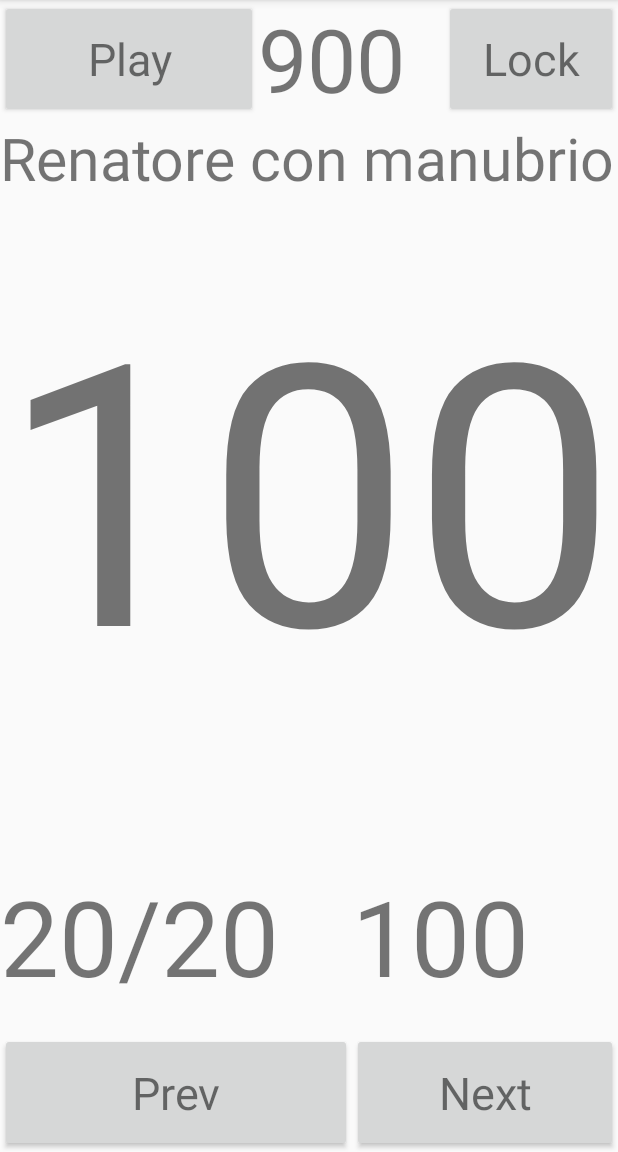
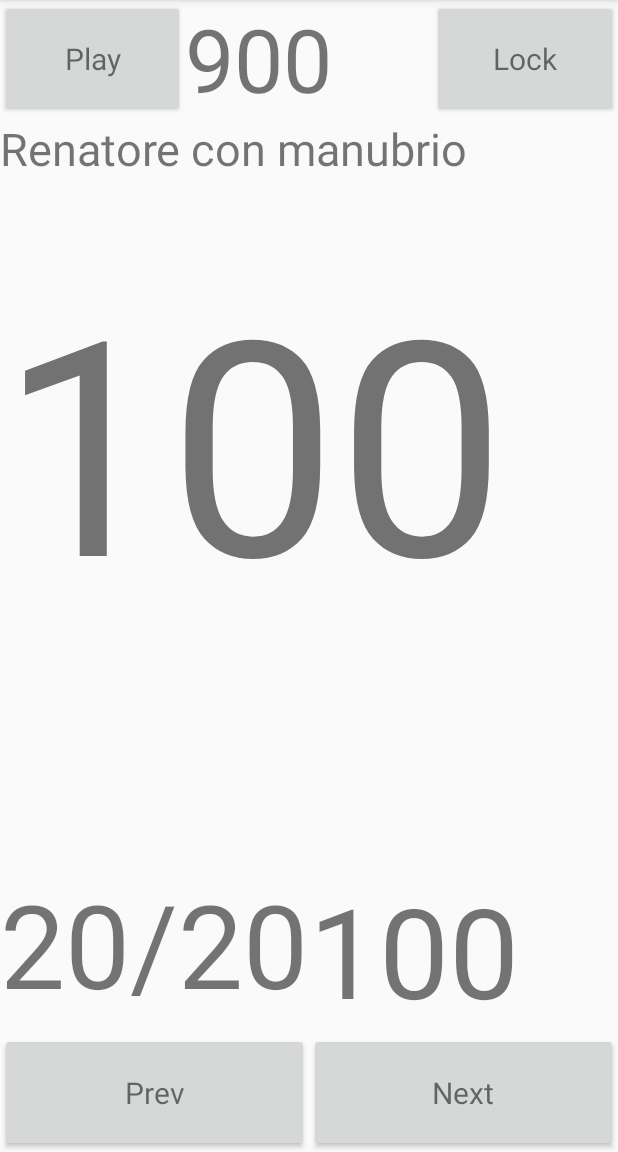
Before and after one commit to MRTCc/WorkoutTimer1, an Android app: the PlayWorkoutActivity screen opened directly, with no data from a screen before it, on a phone screen of 412 x 824 dp, the part 84-1236 px from its top. Run offline under Robolectric (Android 15) with nearby library versions, the phone set to English and light mode, and no system bars.

Commit message:
1 - User Interface prototyping

```diff
--- /dev/null
+++ b/app/src/main/java/com/example/workouttimer/DbHelper.java
@@ -0,0 +1,16 @@
+package com.example.workouttimer;
+
+import android.database.sqlite.SQLiteDatabase;
+import android.database.sqlite.SQLiteOpenHelper;
+
+public class DbHelper extends SQLiteOpenHelper {
+    @Override
+    public void onCreate(SQLiteDatabase db) {
+
+    }
+
+    @Override
+    public void onUpgrade(SQLiteDatabase db, int oldVersion, int newVersion) {
+
+    }
+}
--- a/app/src/main/java/com/example/workouttimer/PlayWorkoutActivity.java
+++ b/app/src/main/java/com/example/workouttimer/PlayWorkoutActivity.java
@@ -1,14 +1,65 @@
 package com.example.workouttimer;
 
 import androidx.appcompat.app.AppCompatActivity;
+import androidx.core.widget.CompoundButtonCompat;
+import androidx.core.widget.TextViewCompat;
 
+import android.database.sqlite.SQLiteDatabase;
 import android.os.Bundle;
+import android.view.View;
+import android.widget.Button;
+import android.widget.TextView;
 
 public class PlayWorkoutActivity extends AppCompatActivity {
+
+    private Button btnPlay;
+    private Button btnLock;
+    private Button btnPrev;
+    private Button btnNext;
+
+    private TextView txtCountDown;
+    private TextView txtExName;
+    private TextView txtPhaseCountDown;
+    private TextView txtSetsToDo;
+    private TextView txtRepsToDo;
+
+    private boolean isClickable;
 
     @Override
     protected void onCreate(Bundle savedInstanceState) {
         super.onCreate(savedInstanceState);
         setContentView(R.layout.activity_play_workout);
+
+        btnPlay = findViewById(R.id.btnPlay);
+        btnLock = findViewById(R.id.btnLock);
+        btnPrev = findViewById(R.id.btnPrev);
+        btnNext = findViewById(R.id.btnNext);
+
+        txtCountDown = findViewById(R.id.txtCountDown);
+        txtExName = findViewById(R.id.txtExName);
+        txtPhaseCountDown = findViewById(R.id.txtPhaseCountDown);
+        txtSetsToDo = findViewById(R.id.txtSetsToDo);
+        txtRepsToDo = findViewById(R.id.txtRepsToDo);
+        //autosizing of the texts displayed
+
+        TextViewCompat.setAutoSizeTextTypeWithDefaults(txtCountDown, TextViewCompat.AUTO_SIZE_TEXT_TYPE_UNIFORM);
+        //TextViewCompat.setAutoSizeTextTypeWithDefaults(txtExName, TextViewCompat.AUTO_SIZE_TEXT_TYPE_UNIFORM);
+        //TextViewCompat.setAutoSizeTextTypeWithDefaults(txtPhaseCountDown, TextViewCompat.AUTO_SIZE_TEXT_TYPE_UNIFORM);
+        TextViewCompat.setAutoSizeTextTypeWithDefaults(txtSetsToDo, TextViewCompat.AUTO_SIZE_TEXT_TYPE_UNIFORM);
+        TextViewCompat.setAutoSizeTextTypeWithDefaults(txtRepsToDo, TextViewCompat.AUTO_SIZE_TEXT_TYPE_UNIFORM);
+        txtExName.setTextSize(30);
+        txtPhaseCountDown.setTextSize(200);
+
+        isClickable = true;
     }
+
+
+    public void lockButtons(View view) {
+        isClickable = !isClickable;
+
+        btnPlay.setClickable(isClickable);
+        btnPrev.setClickable(isClickable);
+        btnNext.setClickable(isClickable);
+    }
+
 }
--- a/app/src/main/res/layout/activity_play_workout.xml
+++ b/app/src/main/res/layout/activity_play_workout.xml
@@ -19,37 +19,35 @@
 
             <Button
                 android:id="@+id/btnPlay"
-                android:layout_width="wrap_content"
+                android:layout_width="0dp"
                 android:layout_height="match_parent"
                 android:layout_weight="30"
                 android:text="Play"
+                android:textSize="20sp"
                 android:textAppearance="@style/TextAppearance.AppCompat.Small"
-                android:autoSizeMaxTextSize="30sp"
-                android:autoSizeMinTextSize="10sp"
-                android:autoSizeTextType="uniform"
                 />
 
             <TextView
                 android:id="@+id/txtCountDown"
-                android:layout_width="wrap_content"
+                android:layout_width="0dp"
                 android:layout_height="match_parent"
                 android:layout_weight="40"
+                android:text="900"
+                android:autoSizeMaxTextSize="30sp"
+                android:autoSizeMinTextSize="10sp"
                 android:autoSizeTextType="uniform"
-                android:autoSizeMinTextSize="30sp"
-                android:autoSizeMaxTextSize="70sp"
-                android:text="900"
+                app:autoSizeStepGranularity="1sp"
                 />
 
             <Button
                 android:id="@+id/btnLock"
-                android:layout_width="wrap_content"
+                android:layout_weight="30"
+                android:layout_width="0dp"
                 android:layout_height="match_parent"
-                android:layout_weight="30"
                 android:text="Lock"
+                android:textSize="20sp"
                 android:textAppearance="@style/TextAppearance.AppCompat.Small"
-                android:autoSizeMaxTextSize="30sp"
-                android:autoSizeMinTextSize="10sp"
-                android:autoSizeTextType="uniform"
+                android:onClick="lockButtons"
                 />
         </TableRow>
 
@@ -62,13 +60,15 @@
 
             <TextView
                 android:id="@+id/txtExName"
-                android:layout_width="match_parent"
+                android:layout_width="0dp"
                 android:layout_height="match_parent"
                 android:layout_weight="100"
-                android:autoSizeMaxTextSize="40sp"
-                android:autoSizeMinTextSize="30sp"
+                android:text="Renatore con manubrio"
+                android:autoSizeMaxTextSize="30sp"
+                android:autoSizeMinTextSize="10sp"
                 android:autoSizeTextType="uniform"
-                android:text="Renatore con manubrio" />
+                app:autoSizeStepGranularity="1sp"
+                />
         </TableRow>
 
         <TableRow
@@ -80,13 +80,14 @@
 
             <TextView
                 android:id="@+id/txtPhaseCountDown"
-                android:layout_width="match_parent"
+                android:layout_width="0dp"
                 android:layout_height="match_parent"
                 android:layout_weight="100"
-                android:autoSizeMaxTextSize="500sp"
-                android:autoSizeMinTextSize="30sp"
+                android:autoSizeMaxTextSize="200sp"
+                android:autoSizeMinTextSize="10sp"
                 android:autoSizeTextType="uniform"
                 android:text="100"
+                app:autoSizeStepGranularity="1sp"
                 />
         </TableRow>
 
@@ -99,22 +100,24 @@
 
             <TextView
                 android:id="@+id/txtSetsToDo"
-                android:layout_width="match_parent"
+                android:layout_width="0dp"
                 android:layout_height="match_parent"
                 android:layout_weight="50"
-                android:autoSizeMaxTextSize="70sp"
-                android:autoSizeMinTextSize="30sp"
+                android:autoSizeMaxTextSize="20sp"
+                android:autoSizeMinTextSize="10sp"
                 android:autoSizeTextType="uniform"
+                app:autoSizeStepGranularity="1sp"
                 android:text="20/20" />
 
             <TextView
                 android:id="@+id/txtRepsToDo"
-                android:layout_width="match_parent"
+                android:layout_width="0dp"
                 android:layout_height="match_parent"
                 android:layout_weight="50"
-                android:autoSizeMaxTextSize="70sp"
-                android:autoSizeMinTextSize="30sp"
+                android:autoSizeMaxTextSize="15sp"
+                android:autoSizeMinTextSize="10sp"
                 android:autoSizeTextType="uniform"
+                app:autoSizeStepGranularity="1sp"
                 android:text="100" />
         </TableRow>
 
@@ -126,24 +129,21 @@
 
             <Button
                 android:id="@+id/btnPrev"
-                android:layout_width="match_parent"
+                android:layout_width="0dp"
                 android:layout_height="match_parent"
                 android:layout_weight="50"
-                android:autoSizeMaxTextSize="30sp"
-                android:autoSizeMinTextSize="10sp"
-                android:autoSizeTextType="uniform"
                 android:text="Prev"
+                android:textSize="20sp"
+
                 android:textAppearance="@style/TextAppearance.AppCompat.Small" />
 
             <Button
                 android:id="@+id/btnNext"
-                android:layout_width="match_parent"
+                android:layout_width="0dp"
                 android:layout_height="match_parent"
                 android:layout_weight="50"
-                android:autoSizeMaxTextSize="30sp"
-                android:autoSizeMinTextSize="10sp"
-                android:autoSizeTextType="uniform"
                 android:text="Next"
+                android:textSize="20sp"
                 android:textAppearance="@style/TextAppearance.AppCompat.Small" />
         </TableRow>
 
```
